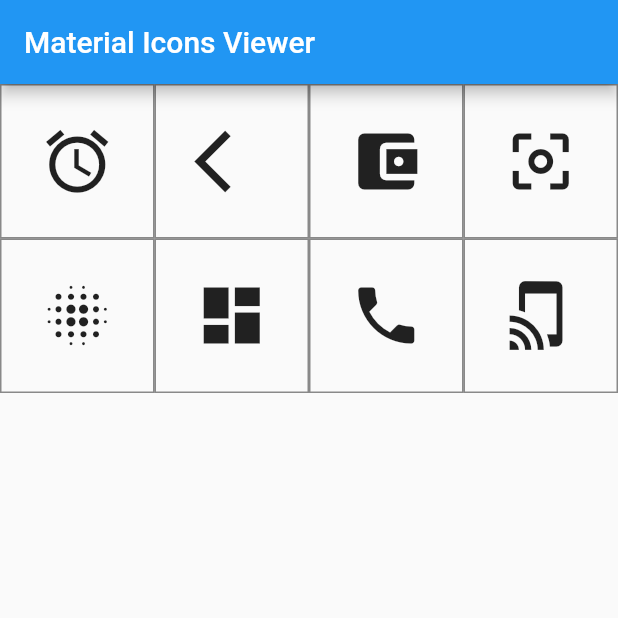
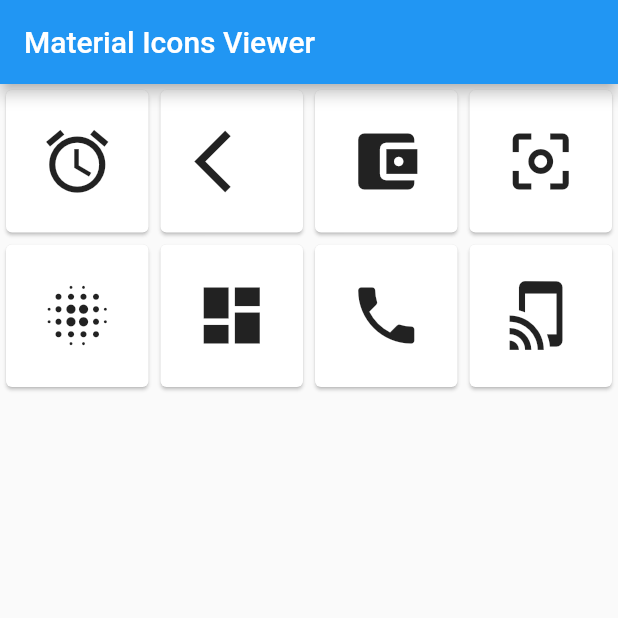
Before and after one commit to nobuhito/fpac2018, a Flutter app: the screen it shows after launch, on a phone screen of 412 x 824 dp, the top half of it. Run offline on Flutter 3.47's test engine with Material 2 defaults, Android fonts, the phone set to English and light mode, and no system bars.

Commit message:
changed widget from Container to Card

```diff
--- a/lib/main.dart
+++ b/lib/main.dart
@@ -33,10 +33,7 @@ class MaterialIconsViewer extends StatelessWidget {
           crossAxisCount: 4,
         ),
         itemBuilder: (context, index) {
-          return Container(
-            decoration: BoxDecoration(
-              border: Border.all(color: Colors.black45),
-            ),
+          return Card(
             child: Icon(icons[index], size: 50),
           );
         },
```
